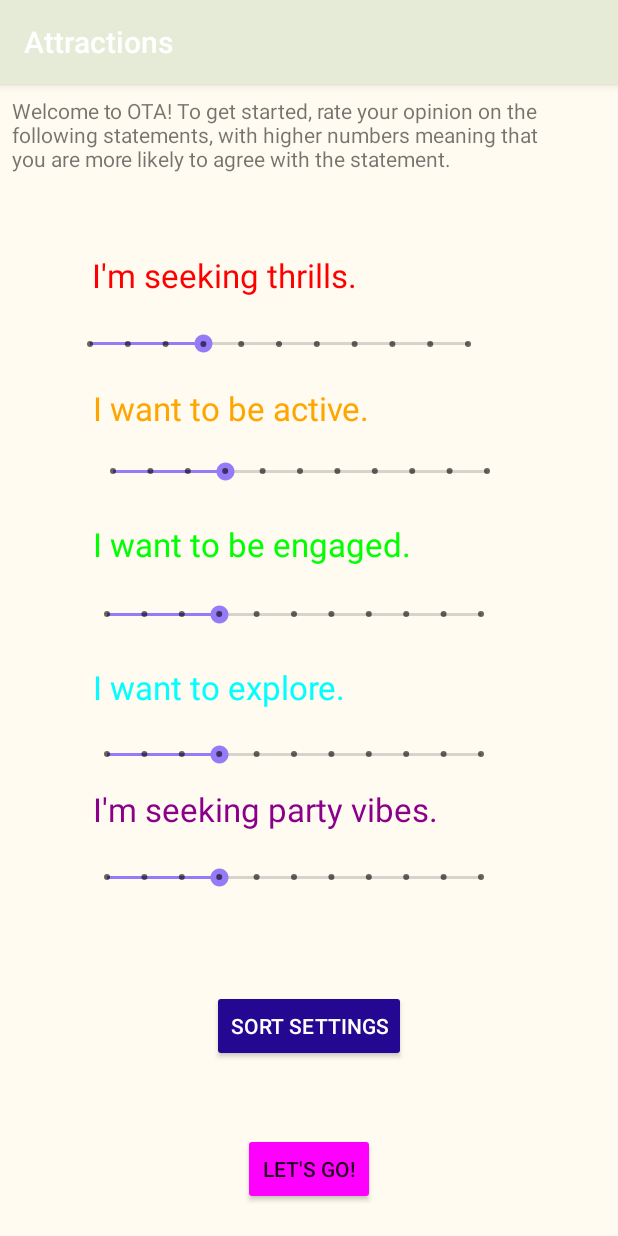
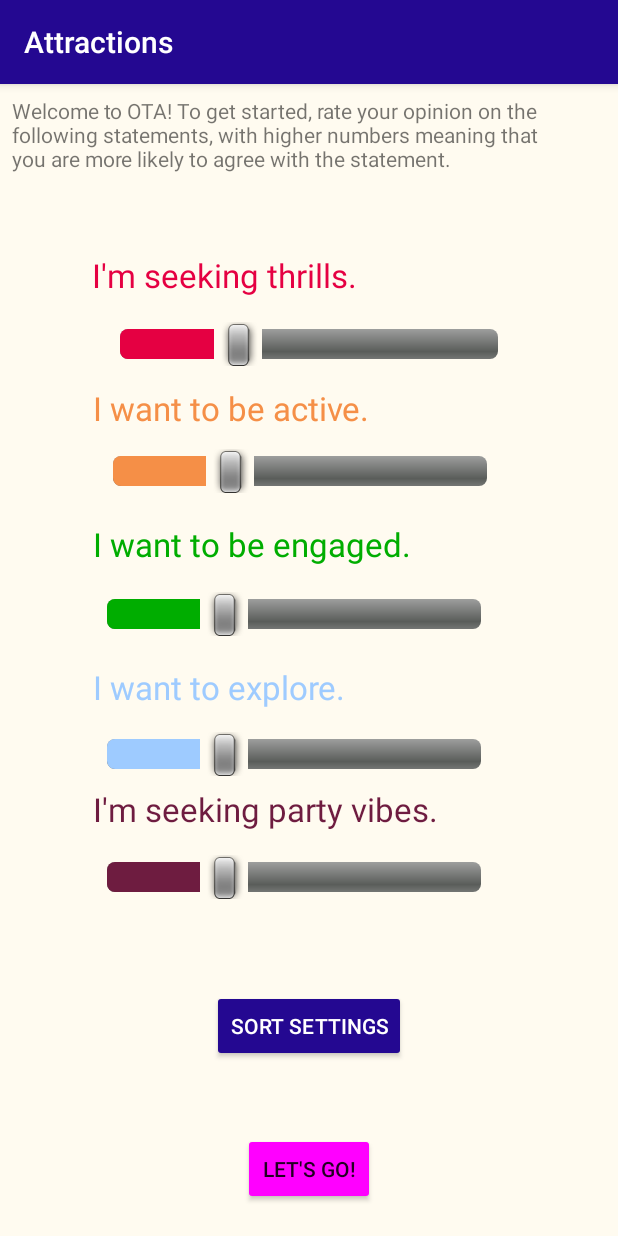
Before and after one commit to MindMaster31415/OTA, an Android app: the SelectionActivity screen opened directly, with no data from a screen before it, on a phone screen of 412 x 824 dp. Run offline under Robolectric (Android 15) with nearby library versions, the phone set to English and light mode, and no system bars.

Commit message:
more ui changes

```diff
--- a/app/build.gradle
+++ b/app/build.gradle
@@ -29,4 +29,5 @@ dependencies {
     testImplementation 'junit:junit:4.12'
     androidTestImplementation 'com.android.support.test:runner:1.0.2'
     androidTestImplementation 'com.android.support.test.espresso:espresso-core:3.0.2'
+    compile 'com.android.volley:volley:1.1.1'
 }
--- a/app/src/main/java/optimizedtravelassistant/hackventure/com/optimizedtravelassistant/AttractionMapActivity.java
+++ b/app/src/main/java/optimizedtravelassistant/hackventure/com/optimizedtravelassistant/AttractionMapActivity.java
@@ -10,6 +10,12 @@ import android.support.v4.app.ActivityCompat;
 import android.support.v4.app.FragmentActivity;
 import android.widget.Toast;
 
+import com.android.volley.Request;
+import com.android.volley.RequestQueue;
+import com.android.volley.Response;
+import com.android.volley.VolleyError;
+import com.android.volley.toolbox.StringRequest;
+import com.android.volley.toolbox.Volley;
 import com.google.android.gms.location.FusedLocationProviderClient;
 import com.google.android.gms.location.LocationRequest;
 import com.google.android.gms.maps.CameraUpdateFactory;
@@ -50,6 +56,22 @@ public class AttractionMapActivity extends FragmentActivity implements OnMapRead
         mLastLocation.setLatitude(gps[0]);
         mLastLocation.setLongitude(gps[1]);
         coords = gps;
+
+        RequestQueue queue = Volley.newRequestQueue(this);
+        String url ="http://www.google.com";
+
+        StringRequest stringRequest = new StringRequest(Request.Method.GET, url,
+                new Response.Listener<String>() {
+                    @Override
+                    public void onResponse(String response) {
+                        String jsonResponse = response.substring(0,500);
+                    }
+                }, new Response.ErrorListener() {
+            @Override
+            public void onErrorResponse(VolleyError error) {
+
+            }
+        });
     }
 
     public double[] getCoords() {
--- a/app/src/main/java/optimizedtravelassistant/hackventure/com/optimizedtravelassistant/otaAPI.java
+++ /dev/null
@@ -1,9 +0,0 @@
-package optimizedtravelassistant.hackventure.com.optimizedtravelassistant;
-
-/**
- * Created by Param on 10/20/2018.
- */
-
-public class otaAPI {
-
-}
--- a/app/src/main/res/layout/activity_selection.xml
+++ b/app/src/main/res/layout/activity_selection.xml
@@ -37,13 +37,14 @@
 
     <SeekBar
         android:id="@+id/seekBarParty"
-        style="@style/Widget.AppCompat.SeekBar.Discrete"
+        style="@android:style/Widget.SeekBar"
         android:layout_width="281dp"
         android:layout_height="30dp"
+        android:layout_marginBottom="8dp"
+        android:layout_marginEnd="8dp"
         android:layout_marginStart="8dp"
         android:layout_marginTop="8dp"
-        android:layout_marginEnd="8dp"
-        android:layout_marginBottom="8dp"
+        android:progressTint="@color/vibes"
         android:max="10"
         android:progress="3"
         app:layout_constraintBottom_toBottomOf="parent"
@@ -63,7 +64,7 @@
         android:layout_marginBottom="8dp"
         android:text="I'm seeking party vibes."
         android:textAppearance="@style/TextAppearance.AppCompat.Large"
-        android:textColor="#8B008B"
+        android:textColor="@color/vibes"
         app:layout_constraintBottom_toBottomOf="parent"
         app:layout_constraintEnd_toEndOf="parent"
         app:layout_constraintHorizontal_bias="0.506"
@@ -73,13 +74,14 @@
 
     <SeekBar
         android:id="@+id/seekBarExplore"
-        style="@style/Widget.AppCompat.SeekBar.Discrete"
+        style="@android:style/Widget.SeekBar"
         android:layout_width="281dp"
         android:layout_height="30dp"
+        android:layout_marginBottom="8dp"
+        android:layout_marginEnd="8dp"
         android:layout_marginStart="8dp"
         android:layout_marginTop="8dp"
-        android:layout_marginEnd="8dp"
-        android:layout_marginBottom="8dp"
+        android:progressTint="@color/explore"
         android:max="10"
         android:progress="3"
         app:layout_constraintBottom_toBottomOf="parent"
@@ -99,7 +101,7 @@
         android:layout_marginBottom="8dp"
         android:text="I want to explore."
         android:textAppearance="@style/TextAppearance.AppCompat.Large"
-        android:textColor="#00FFFF"
+        android:textColor="@color/explore"
         app:layout_constraintBottom_toBottomOf="parent"
         app:layout_constraintEnd_toEndOf="parent"
         app:layout_constraintHorizontal_bias="0.506"
@@ -109,13 +111,14 @@
 
     <SeekBar
         android:id="@+id/seekBarEngage"
-        style="@style/Widget.AppCompat.SeekBar.Discrete"
+        style="@android:style/Widget.SeekBar"
         android:layout_width="281dp"
         android:layout_height="30dp"
+        android:layout_marginBottom="8dp"
+        android:layout_marginEnd="8dp"
         android:layout_marginStart="8dp"
         android:layout_marginTop="8dp"
-        android:layout_marginEnd="8dp"
-        android:layout_marginBottom="8dp"
+        android:progressTint="@color/engaged"
         android:max="10"
         android:progress="3"
         app:layout_constraintBottom_toBottomOf="parent"
@@ -135,7 +138,7 @@
         android:layout_marginBottom="8dp"
         android:text="I want to be engaged."
         android:textAppearance="@style/TextAppearance.AppCompat.Large"
-        android:textColor="#00FF00"
+        android:textColor="@color/engaged"
         app:layout_constraintBottom_toBottomOf="parent"
         app:layout_constraintEnd_toEndOf="parent"
         app:layout_constraintHorizontal_bias="0.506"
@@ -169,7 +172,7 @@
         android:layout_marginBottom="8dp"
         android:text="I'm seeking thrills."
         android:textAppearance="@style/TextAppearance.AppCompat.Large"
-        android:textColor="#FF0000"
+        android:textColor="@color/thrills"
         app:layout_constraintBottom_toBottomOf="parent"
         app:layout_constraintEnd_toEndOf="parent"
         app:layout_constraintHorizontal_bias="0.513"
@@ -179,18 +182,19 @@
 
     <SeekBar
         android:id="@+id/seekBarThrill"
-        style="@style/Widget.AppCompat.SeekBar.Discrete"
+        style="@android:style/Widget.SeekBar"
         android:layout_width="284dp"
         android:layout_height="38dp"
-        android:layout_marginStart="44dp"
+        android:layout_marginBottom="8dp"
+        android:layout_marginEnd="8dp"
+        android:layout_marginStart="8dp"
         android:layout_marginTop="8dp"
-        android:layout_marginEnd="8dp"
-        android:layout_marginBottom="8dp"
+        android:progressTint="@color/thrills"
         android:max="10"
         android:progress="3"
         app:layout_constraintBottom_toBottomOf="parent"
         app:layout_constraintEnd_toEndOf="parent"
-        app:layout_constraintHorizontal_bias="0.0"
+        app:layout_constraintHorizontal_bias="0.500"
         app:layout_constraintStart_toStartOf="parent"
         app:layout_constraintTop_toTopOf="parent"
         app:layout_constraintVertical_bias="0.205" />
@@ -205,7 +209,7 @@
         android:layout_marginBottom="8dp"
         android:text="I want to be active."
         android:textAppearance="@style/TextAppearance.AppCompat.Large"
-        android:textColor="#FFA500"
+        android:textColor="@color/active"
         app:layout_constraintBottom_toBottomOf="parent"
         app:layout_constraintEnd_toEndOf="parent"
         app:layout_constraintHorizontal_bias="0.506"
@@ -215,13 +219,14 @@
 
     <SeekBar
         android:id="@+id/seekBarActive"
-        style="@style/Widget.AppCompat.SeekBar.Discrete"
+        style="@android:style/Widget.SeekBar"
         android:layout_width="281dp"
         android:layout_height="30dp"
+        android:layout_marginBottom="8dp"
+        android:layout_marginEnd="8dp"
         android:layout_marginStart="8dp"
         android:layout_marginTop="8dp"
-        android:layout_marginEnd="8dp"
-        android:layout_marginBottom="8dp"
+        android:progressTint="@color/active"
         android:max="10"
         android:progress="3"
         app:layout_constraintBottom_toBottomOf="parent"
--- a/app/src/main/res/values/colors.xml
+++ b/app/src/main/res/values/colors.xml
@@ -1,6 +1,6 @@
 <?xml version="1.0" encoding="utf-8"?>
 <resources>
-    <color name="colorPrimary">#E5EBD6</color>
+    <color name="colorPrimary">#240891</color>
     <color name="colorPrimaryDark">#240891</color>
     <color name="colorPrimaryDark2">#FCF6EE</color>
     <color name="colorAccent">#967BF9</color>
@@ -9,4 +9,10 @@
     <color name="button_lets_go">#ff00ff</color>
     <color name="light_text_color">#ffffff</color>
     <color name="welcome_background">#684D75</color>
+    <color name="thrills">#E50042</color>
+    <color name="active">#F58F47</color>
+    <color name="engaged">#00AD00</color>
+    <color name="explore">#9ECBFF</color>
+    <color name="vibes">#6E1C40</color>
+
 </resources>
```
